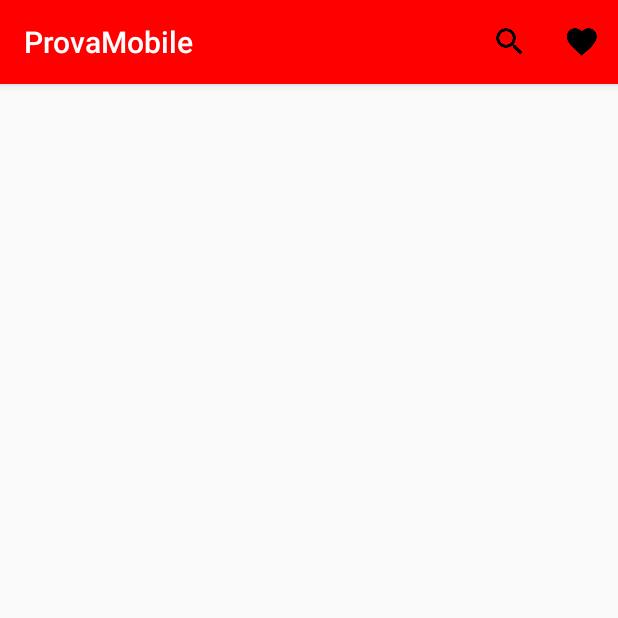
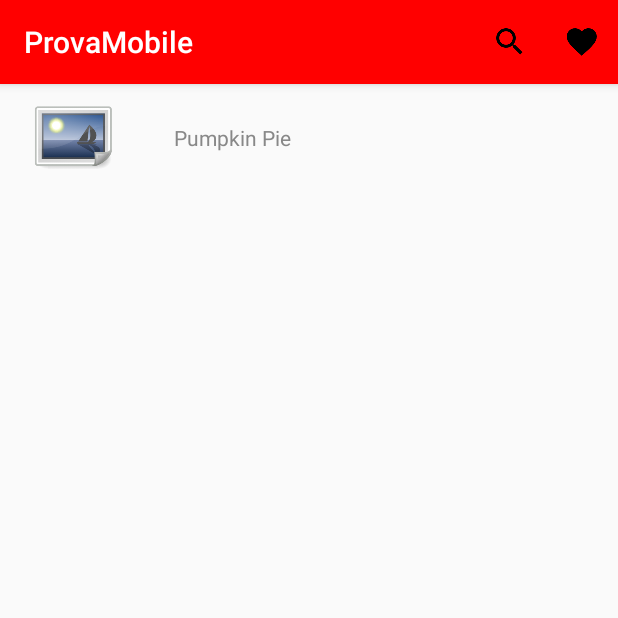
Before and after one commit to RodAbreu/P2Mobile, an Android app: the screen it shows after launch (MainActivity), on a phone screen of 412 x 824 dp, the top half of it. Run offline under Robolectric (Android 15) with nearby library versions, the phone set to English and light mode, and no system bars; pictures from the network do not load.

Commit message:
RecyclerView implementada; SplashScreen implementada; Teste da retirada de itens da nuvem feito com sucesso; Redirecionamento para o link da receita implementado.

```diff
--- a/app/src/main/AndroidManifest.xml
+++ b/app/src/main/AndroidManifest.xml
@@ -1,6 +1,9 @@
 <?xml version="1.0" encoding="utf-8"?>
 <manifest xmlns:android="http://schemas.android.com/apk/res/android"
           package="com.example.rodrigo.provamobile">
+
+    <uses-permission android:name="android.permission.INTERNET"/>
+    <uses-permission android:name="android.permission.ACCESS_NETWORK_STATE"/>
 
     <application
             android:allowBackup="true"
@@ -10,6 +13,9 @@
             android:supportsRtl="true"
             android:theme="@style/AppTheme">
         <activity android:name=".MainActivity">
+        </activity>
+        <activity android:name=".SplashScreenActivity"
+                  android:theme="@style/Theme.AppCompat.Light.NoActionBar">
             <intent-filter>
                 <action android:name="android.intent.action.MAIN"/>
 
--- a/app/src/main/java/com/example/rodrigo/provamobile/MainActivity.kt
+++ b/app/src/main/java/com/example/rodrigo/provamobile/MainActivity.kt
@@ -1,19 +1,56 @@
 package com.example.rodrigo.provamobile
 
+import android.content.Intent
+import android.net.Uri
 import android.support.v7.app.AppCompatActivity
 import android.os.Bundle
+import android.support.v7.widget.LinearLayoutManager
 import android.view.Menu
 import android.view.MenuItem
+import kotlinx.android.synthetic.main.activity_main.*
 
 class MainActivity : AppCompatActivity() {
 
     override fun onCreate(savedInstanceState: Bundle?) {
         super.onCreate(savedInstanceState)
         setContentView(R.layout.activity_main)
+
+
+
+//      //https:www.themealdb.com/images/media/meals/usuqtp1511385394.jpg
+        val a1 = Meal(
+                idMeal = "52857",
+                strMeal = "Pumpkin Pie",
+                strCategory = "Desert",
+                strArea ="American",
+                strInstructions = "Place the pumpkin in a large saucepan, cover with water and bring to the boil. Cover with a lid and simmer for 15 mins or until tender. Drain pumpkin; let cool.\r\nHeat oven to 180C/160C fan/gas 4. Roll out the pastry on a lightly floured surface and use it to line a 22cm loose-bottomed tart tin. Chill for 15 mins. Line the pastry with baking parchment and baking beans, then bake for 15 mins. Remove the beans and paper, and cook for a further 10 mins until the base is pale golden and biscuity. Remove from the oven and allow to cool slightly.\r\nIncrease oven to 220C/200C fan/gas 7. Push the cooled pumpkin through a sieve into a large bowl. In a separate bowl, combine the sugar, salt, nutmeg and half the cinnamon. Mix in the beaten eggs, melted butter and milk, then add to the pumpkin pur\u00e9e and stir to combine. Pour into the tart shell and cook for 10 mins, then reduce the temperature to 180C/160C fan/gas 4. Continue to bake for 35-40 mins until the filling has just set.\r\nLeave to cool, then remove the pie from the tin. Mix the remaining cinnamon with the icing sugar and dust over the pe. Serve chilled.",
+                strMealThumb = "https://www.themealdb.com/images/media/meals/usuqtp1511385394.jpg", strTags = "Halloween,Pie,Desert",
+                strYoutube = "https://www.youtube.com/watch?v=hpapqEeb36k",
+                strIngredient1 = "Pumpkin", strIngredient2 ="Shortcrust Pastry", strIngredient3 = "Plain Flour",
+                strIngredient4 = "Caster Sugar", strIngredient5 = "Salt", strIngredient6 = "Nutmeg",
+                strIngredient7 = "Cinnamon", strIngredient8="Eggs", strIngredient9="Butter",
+                strIngredient10 = "Milk", strIngredient11 = "Icing Sugar", strIngredient12= "",strIngredient13 = "", strIngredient14 ="",
+                strIngredient15 = "", strIngredient16 = "",strIngredient17 ="", strIngredient18="", strIngredient19="",strIngredient20="",
+                strMeasure1 = "750g", strMeasure2 = "350g", strMeasure3="Dusting", strMeasure4="140g", strMeasure5="\u00bd tsp", strMeasure6 = "\u00bd tsp",
+                strMeasure7="1 tsp ",strMeasure8="2 Beaten ",strMeasure9="25g",strMeasure10="175g",
+                strMeasure11 = "1 tblsp ", strMeasure12 = "", strMeasure13= "", strMeasure14= "", strMeasure15 ="",strMeasure16="",
+                strMeasure17 = "", strMeasure18 ="",strMeasure19 = "", strMeasure20 = "",
+                strSource = "https://www.bbcgoodfood.com/recipes/1742633/pumpkin-pie",
+                dateModified = "null"
+        )
+
+
+        val testList = listOf(a1)
+
+        exibeLista(testList)
+
+
+
     }
 
-    override fun onCreateOptionsMenu(menu: Menu?): Boolean {
+    override fun onCreateOptionsMenu(menu: Menu): Boolean {
         menuInflater.inflate(R.menu.menu_principal, menu)
+
         return super.onCreateOptionsMenu(menu)
     }
 
@@ -24,4 +61,17 @@ class MainActivity : AppCompatActivity() {
         return super.onOptionsItemSelected(item)
     }
 
+    fun exibeLista(list: List<Meal>) {
+
+        val adapter = MealAdapter(this, list)
+        adapter.setOnItemClickListener {position ->
+            val openBrowser = Intent(Intent.ACTION_VIEW)
+            openBrowser.data = Uri.parse(list.get(position).strSource)
+            startActivity(openBrowser)
+        }
+
+        rvListMeals.adapter = adapter
+        rvListMeals.layoutManager = LinearLayoutManager(this)
+    }
+
 }
--- /dev/null
+++ b/app/src/main/java/com/example/rodrigo/provamobile/Meal.kt
@@ -0,0 +1,29 @@
+package com.example.rodrigo.provamobile
+
+data class Meal (val idMeal: String,
+                 val strMeal: String,
+                 val strCategory: String,
+                 val strArea: String,
+                 val strInstructions: String,
+                 val strMealThumb: String,
+                 val strTags: String,
+                 val strYoutube: String,
+
+                 val strIngredient1: String, val strIngredient2: String, val strIngredient3: String,
+                 val strIngredient4: String, val strIngredient5: String, val strIngredient6: String,
+                 val strIngredient7: String, val strIngredient8: String, val strIngredient9: String,
+                 val strIngredient10: String, val strIngredient11: String, val strIngredient12: String,
+                 val strIngredient13: String, val strIngredient14: String, val strIngredient15: String,
+                 val strIngredient16: String, val strIngredient17: String, val strIngredient18: String,
+                 val strIngredient19: String, val strIngredient20: String,
+
+                 val strMeasure1: String, val strMeasure2: String, val strMeasure3: String,
+                 val strMeasure4: String, val strMeasure5: String, val strMeasure6: String,
+                 val strMeasure7: String, val strMeasure8: String, val strMeasure9: String,
+                 val strMeasure10: String, val strMeasure11: String, val strMeasure12: String,
+                 val strMeasure13: String, val strMeasure14: String, val strMeasure15: String,
+                 val strMeasure16: String, val strMeasure17: String, val strMeasure18: String,
+                 val strMeasure19: String, val strMeasure20: String,
+
+                 val strSource: String,
+                 val dateModified: String)
--- /dev/null
+++ b/app/src/main/java/com/example/rodrigo/provamobile/MealAdapter.kt
@@ -0,0 +1,52 @@
+package com.example.rodrigo.provamobile
+
+import android.content.Context
+import android.support.v7.widget.RecyclerView
+import android.view.LayoutInflater
+import android.view.View
+import android.view.ViewGroup
+import kotlinx.android.synthetic.main.meal_item.view.*
+
+class MealAdapter(val context: Context, val meals: List<Meal>) : RecyclerView.Adapter<MealAdapter.ViewHolder>() {
+
+    var itemClickListener: ((index: Int) -> Unit)? = null
+
+    fun setOnItemClickListener(clique: ((index: Int) -> Unit)){
+        this.itemClickListener = clique
+    }
+
+    override fun onCreateViewHolder(parent: ViewGroup, viewType: Int): ViewHolder {
+        val view = LayoutInflater.from(parent.context).inflate(R.layout.meal_item, parent, false)
+        return ViewHolder(view)
+    }
+
+    override fun getItemCount(): Int {
+        return meals.size
+    }
+
+    override fun onBindViewHolder(holder: ViewHolder, position: Int) {
+        holder.bindView(context, meals[position], itemClickListener)
+    }
+
+    class ViewHolder(itemView: View) : RecyclerView.ViewHolder(itemView) {
+
+        fun bindView(context: Context, meal: Meal, itemClickListener: ((index: Int) -> Unit)?) {
+            itemView.tvItem.text = meal.strMeal
+
+            GlideApp.with(context)
+                .load(meal.strMealThumb)
+                .placeholder(R.drawable.no_image)
+                .centerCrop()
+                .into(itemView.imgMeal)
+
+            if(itemClickListener != null) {
+                itemView.setOnClickListener {
+                    itemClickListener.invoke(adapterPosition)
+                }
+            }
+
+        }
+
+    }
+
+}
--- /dev/null
+++ b/app/src/main/java/com/example/rodrigo/provamobile/MyAppGlideModule.kt
@@ -0,0 +1,7 @@
+package com.example.rodrigo.provamobile
+
+import com.bumptech.glide.annotation.GlideModule
+import com.bumptech.glide.module.AppGlideModule
+
+@GlideModule
+public class MyAppGlideModule : AppGlideModule()
--- /dev/null
+++ b/app/src/main/java/com/example/rodrigo/provamobile/SplashScreenActivity.kt
@@ -0,0 +1,28 @@
+package com.example.rodrigo.provamobile
+
+import android.content.Intent
+import android.support.v7.app.AppCompatActivity
+import android.os.Bundle
+import android.os.Handler
+import kotlinx.android.synthetic.main.activity_splash_screen.*
+
+class SplashScreenActivity : AppCompatActivity() {
+
+    override fun onCreate(savedInstanceState: Bundle?) {
+        super.onCreate(savedInstanceState)
+        setContentView(R.layout.activity_splash_screen)
+
+        GlideApp.with(this)
+            .load("https://i.pinimg.com/originals/1f/d9/30/1fd930302eb38570fe25282cf95b77b3.jpg")
+            .placeholder(R.drawable.splashscreen)
+            .into(imgLogoApp)
+
+        Handler().postDelayed({
+            val listaMeals = Intent(this, MainActivity::class.java)
+            startActivity(listaMeals)
+            finish()
+        }, 2000)
+
+
+    }
+}
--- a/app/src/main/res/layout/activity_main.xml
+++ b/app/src/main/res/layout/activity_main.xml
@@ -1,17 +1,22 @@
 <?xml version="1.0" encoding="utf-8"?>
-<android.support.constraint.ConstraintLayout
-        xmlns:android="http://schemas.android.com/apk/res/android"
-        xmlns:app="http://schemas.android.com/apk/res-auto"
-        xmlns:tools="http://schemas.android.com/tools"
-        android:layout_width="match_parent"
-        android:layout_height="match_parent"
-        tools:context=".MainActivity">
+<FrameLayout xmlns:android="http://schemas.android.com/apk/res/android"
+             xmlns:tools="http://schemas.android.com/tools"
+             android:layout_width="match_parent"
+             android:layout_height="match_parent"
+             android:orientation="vertical"
+             tools:context=".MainActivity">
 
-    <LinearLayout
+    <ProgressBar
+            android:id="@+id/pbLoading"
+            android:layout_width="wrap_content"
+            android:layout_height="wrap_content"
+            android:layout_gravity="center"
+            android:visibility="invisible"/>
+
+    <android.support.v7.widget.RecyclerView
+            android:id="@+id/rvListMeals"
             android:layout_width="match_parent"
-            android:layout_height="wrap_content"
-            android:orientation="horizontal">
-    </LinearLayout>
+            android:layout_height="match_parent"
+            tools:listitem="@layout/meal_item" />
 
-
-</android.support.constraint.ConstraintLayout>
+</FrameLayout>
--- /dev/null
+++ b/app/src/main/res/layout/activity_splash_screen.xml
@@ -0,0 +1,26 @@
+<?xml version="1.0" encoding="utf-8"?>
+<LinearLayout
+        xmlns:android="http://schemas.android.com/apk/res/android"
+        xmlns:tools="http://schemas.android.com/tools"
+        xmlns:app="http://schemas.android.com/apk/res-auto"
+        android:layout_width="match_parent"
+        android:layout_height="match_parent"
+        tools:context=".SplashScreenActivity"
+        android:orientation="vertical">
+
+    <TextView
+            android:layout_width="match_parent"
+            android:layout_height="wrap_content"
+            android:text="Olar"
+            android:textSize="50sp"
+            android:layout_weight="1"
+            android:layout_gravity="center"
+            android:gravity="center"/>
+
+    <ImageView
+            android:id="@+id/imgLogoApp"
+            android:layout_width="match_parent"
+            android:layout_height="wrap_content"
+            android:layout_weight="100"/>
+
+</LinearLayout>
--- /dev/null
+++ b/app/src/main/res/layout/meal_item.xml
@@ -0,0 +1,33 @@
+<?xml version="1.0" encoding="utf-8"?>
+<LinearLayout
+        xmlns:android="http://schemas.android.com/apk/res/android"
+        android:layout_width="match_parent"
+        android:layout_height="72dp"
+        android:orientation="horizontal">
+
+    <ImageView
+            android:id="@+id/imgMeal"
+            android:layout_width="100dp"
+            android:layout_height="56dp"
+            android:layout_marginTop="8dp"
+            android:layout_marginBottom="8dp"
+            android:layout_marginRight="16dp"
+            android:layout_marginEnd="16dp"
+            android:contentDescription="@string/img_meals"
+            android:src="@drawable/no_image"/>
+
+    <TextView
+            android:id="@+id/tvItem"
+            android:layout_width="match_parent"
+            android:layout_height="match_parent"
+            android:textSize="14sp"
+            android:gravity="center_vertical"
+            android:maxLines="3"
+            android:layout_marginTop="8dp"
+            android:layout_marginBottom="8dp"
+            android:layout_marginRight="16dp"
+            android:layout_marginEnd="16dp"
+            android:textColor="@color/grey"
+            android:text="News Title" />
+
+</LinearLayout>
--- a/app/src/main/res/menu/menu_principal.xml
+++ b/app/src/main/res/menu/menu_principal.xml
@@ -7,7 +7,7 @@
             android:title="pesquisar"
             android:icon="@drawable/baseline_search_black_24"
             android:orderInCategory="1"
-            app:showAsAction="always"/>
+            app:showAsAction="always|collapseActionView"/>
 
     <item
             android:id="@+id/menuSalvar"
--- a/app/src/main/res/values/strings.xml
+++ b/app/src/main/res/values/strings.xml
@@ -1,3 +1,4 @@
 <resources>
     <string name="app_name">ProvaMobile</string>
+    <string name="img_meals">Imagem relacionada à notícia</string>
 </resources>
```
Also changed, not shown: app/build.gradle (+19 -2 lines), app/src/main/res/drawable/no_image.png (added), app/src/main/res/drawable/splashscreen.jpg (added).
